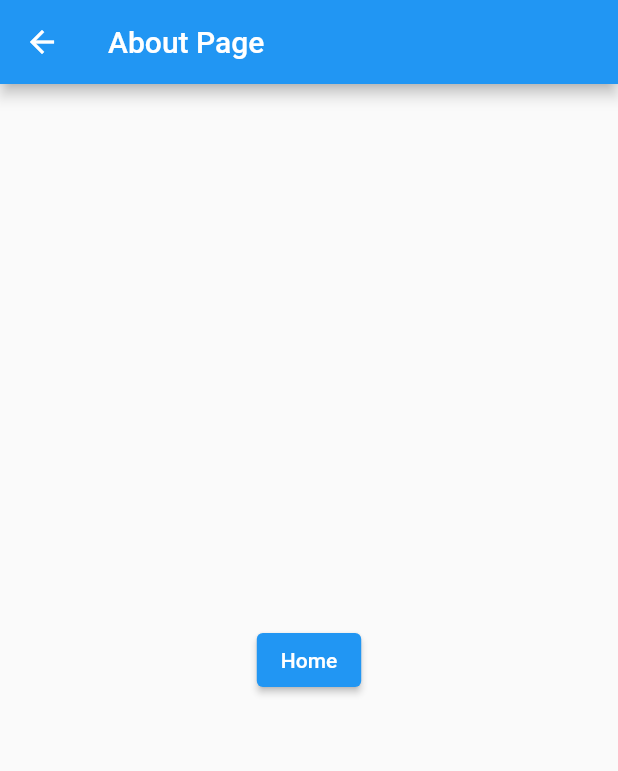
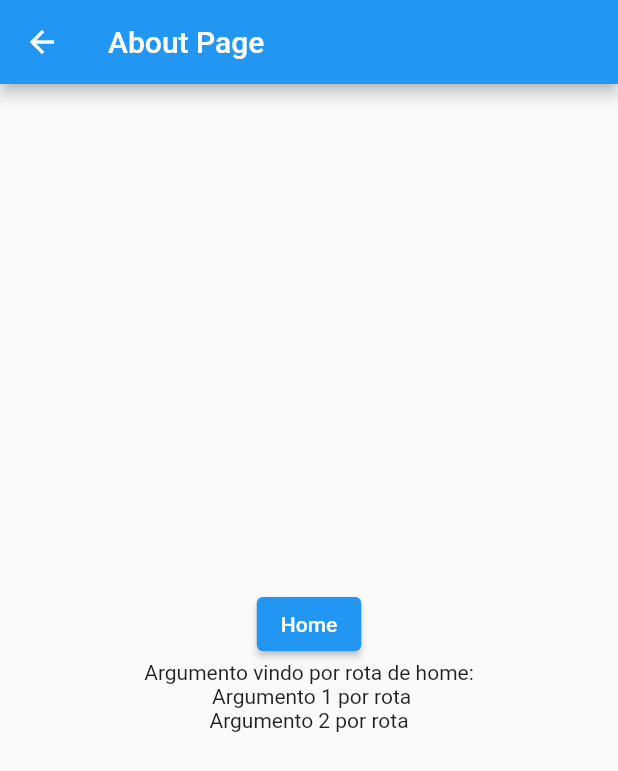
Before and after one commit to BryanDietrichBernhardt/curso-flutter-GetX, a Flutter app: the screen it shows after launch, after a tap on "About", on a phone screen of 412 x 824 dp. Shown: the top 771 px of the screen. Run offline on Flutter 3.47's test engine with Material 2 defaults, Android fonts, the phone set to English and light mode, and no system bars; our stand-ins replace get.

Commit message:
Add args by route

```diff
--- a/lib/app/about/about_page.dart
+++ b/lib/app/about/about_page.dart
@@ -11,9 +11,17 @@ class AboutPage extends StatelessWidget {
         title: const Text("About Page"),
       ),
       body: Center(
-        child: ElevatedButton(
-          child: const Text("Home"),
-          onPressed: () => Get.back(),
+        child: Column(
+          mainAxisAlignment: MainAxisAlignment.center,
+          children: [
+            ElevatedButton(
+              child: const Text("Home"),
+              onPressed: () => Get.back(),
+            ),
+            Text(
+                "Argumento vindo por rota de home:\n ${Get.arguments[0]}\n${Get.arguments[1]}",
+                textAlign: TextAlign.center),
+          ],
         ),
       ),
     );
--- a/lib/app/home/home_page.dart
+++ b/lib/app/home/home_page.dart
@@ -14,7 +14,10 @@ class HomePage extends StatelessWidget {
       body: Center(
         child: ElevatedButton(
           child: const Text("About"),
-          onPressed: () => Get.to(const AboutPage()),
+          onPressed: () => Get.to(
+            const AboutPage(),
+            arguments: ['Argumento 1 por rota', 'Argumento 2 por rota'],
+          ),
         ),
       ),
     );
```
